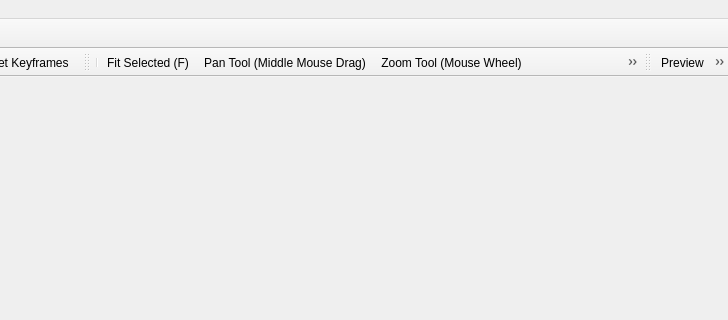
Old version of the form src/Authoring/Studio/MainFrm.ui in the repository flyhex/qt3dstudio; both pictures show x 672 to 1400 and y 0 to 320 of the 1400 by 800 pixel window.
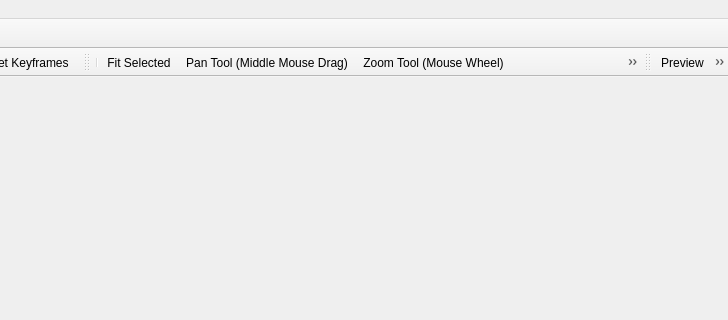
New version of the form. Icons and pictures are not drawn. Custom widgets are drawn as their Qt base class.

Commit message:
Add/update toolbar shortcuts
Task-number: QT3DS-1367

```diff
--- a/src/Authoring/Studio/MainFrm.ui
+++ b/src/Authoring/Studio/MainFrm.ui
@@ -652,7 +652,7 @@
      <disabledoff>:/images/editcamera_tools_hi-00_disabled.png</disabledoff>:/images/editcamera_tools_hi-00.png</iconset>
    </property>
    <property name="text">
-    <string>Fit Selected (F)</string>
+    <string>Fit Selected</string>
    </property>
    <property name="toolTip">
     <string>Fit Selected (F)</string>
```
Left out of the diff: 24 changed lines with no effect on the pictures. The commit also changes 2 other files.
